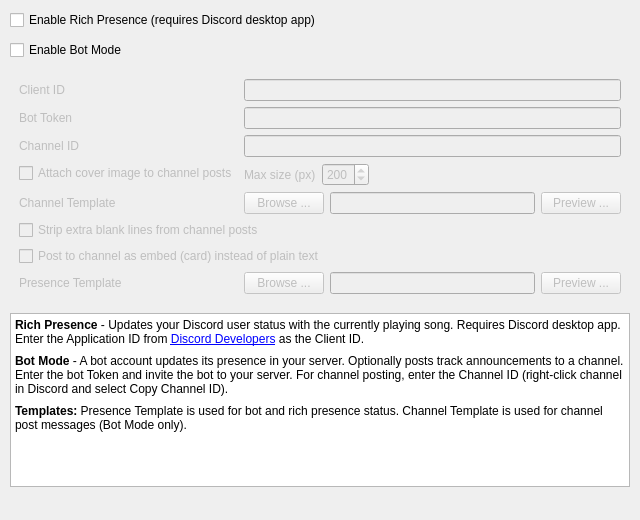
Qt form nowplaying/resources/ui/discordbot.ui (whatsnowplaying/whats-now-playing) before a commit.
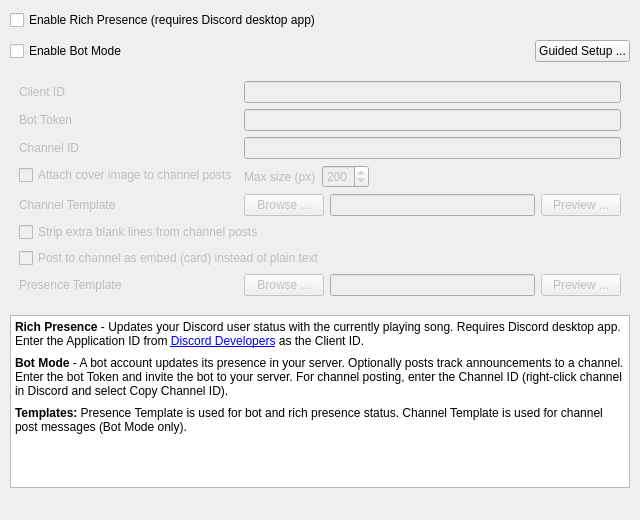
The same form after that commit.

Commit message: Rework first-run setup around proving the source works (#1875)

Diff of the .ui file:
```diff
--- a/nowplaying/resources/ui/discordbot.ui
+++ b/nowplaying/resources/ui/discordbot.ui
@@ -31,11 +31,38 @@
     </widget>
    </item>
    <item>
+    <layout class="QHBoxLayout" name="bot_enable_layout">
+     <item>
     <widget class="QCheckBox" name="bot_enable_checkbox">
      <property name="text">
       <string>Enable Bot Mode</string>
      </property>
     </widget>
+     </item>
+     <item>
+      <spacer name="bot_enable_spacer">
+       <property name="orientation">
+        <enum>Qt::Horizontal</enum>
+       </property>
+       <property name="sizeHint" stdset="0">
+        <size>
+         <width>40</width>
+         <height>20</height>
+        </size>
+       </property>
+      </spacer>
+     </item>
+     <item>
+      <widget class="QPushButton" name="setup_button">
+       <property name="text">
+        <string>Guided Setup ...</string>
+       </property>
+       <property name="toolTip">
+        <string>Walks through creating the Discord application, inviting the bot, and finding the channel ID, then fills in the fields below.</string>
+       </property>
+      </widget>
+     </item>
+    </layout>
    </item>
    <item>
     <widget class="QWidget" name="settings_form_widget" native="true">
```
Lines whose indentation alone changed are shown as unchanged. The commit also changes 64 other files.
